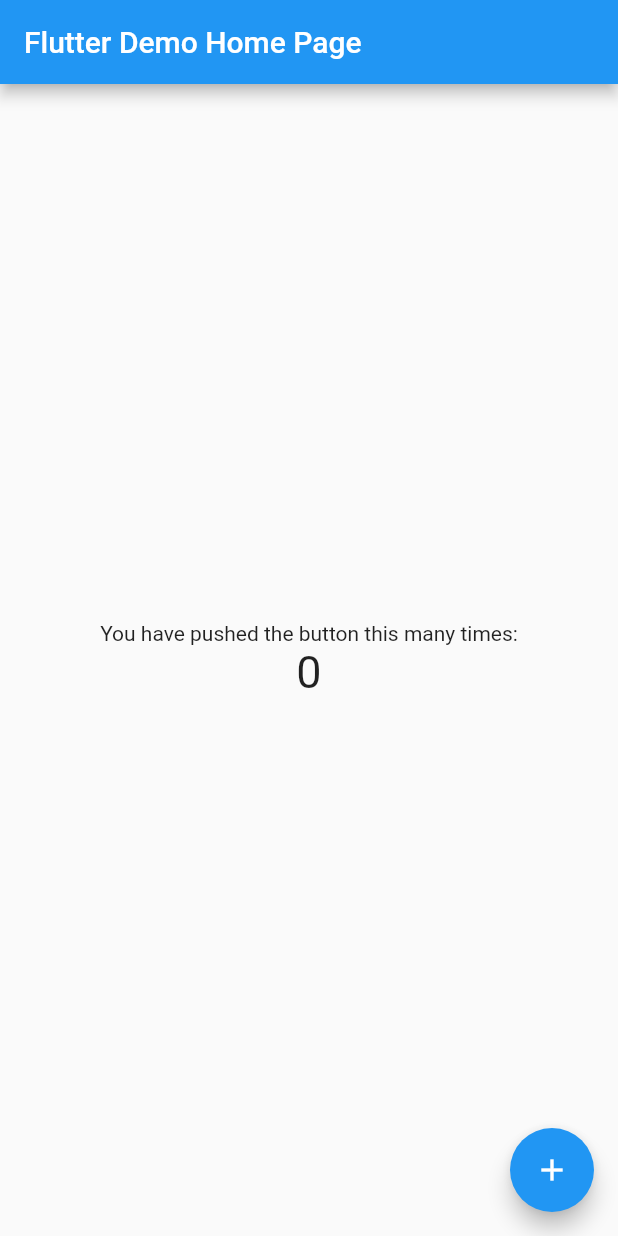
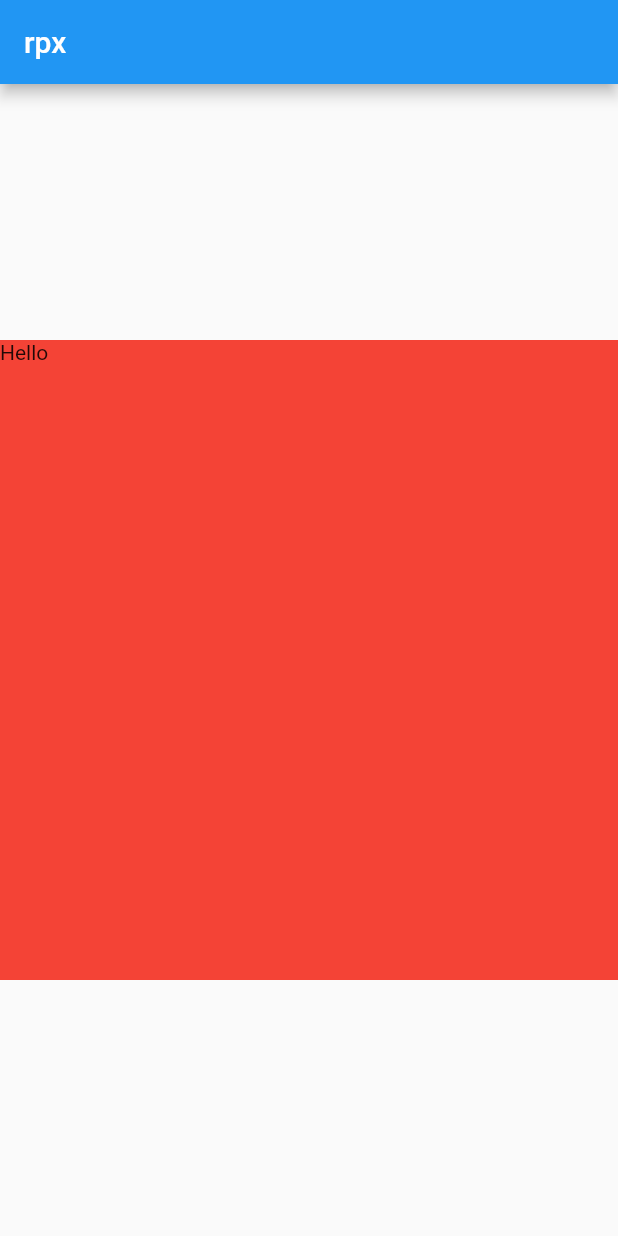
Before and after one commit to saintsichou/Flutter_demo_dpr, a Flutter app: the screen it shows after launch, on a phone screen of 412 x 824 dp. Run offline on Flutter 3.47's test engine with Material 2 defaults, Android fonts, the phone set to English and light mode, and no system bars.

Commit message:
屏幕适配

```diff
--- a/lib/fit/index.dart
+++ b/lib/fit/index.dart
@@ -1,14 +1,16 @@
 import 'dart:ui';
 
-class MyBoxFit{
+class MyBoxFit {
   static double physicalWidth;
   static double physicalHeight;
   static double dpr;
   static double width;
   static double height;
   static double status;
+  static double rpx;
+  static double px;
 
-  static void initatal(){
+  static void initatal({double standardSize = 750}) {
     physicalWidth = window.physicalSize.width;
     physicalHeight = window.physicalSize.height;
 
@@ -19,9 +21,19 @@ class MyBoxFit{
     width = physicalWidth / dpr;
     height = physicalHeight / dpr;
 
-    //4状态栏高度
-    status = window.padding.top /dpr;
+    //4状态栏高度R
+    status = window.padding.top / dpr;
+
+    //5计算rpx大小
+    rpx = width / standardSize;
+    px = width / standardSize * 2;
   }
 
+  static double setRpx(double size) {
+    return rpx * size;
+  }
 
+  static double setPx(double size) {
+    return px * size;
+  }
 }
--- a/lib/main.dart
+++ b/lib/main.dart
@@ -1,8 +1,7 @@
-
 import 'dart:ui';
-
 import 'package:flutter/material.dart';
 import 'fit/index.dart';
+
 void main() => runApp(MyApp());
 
 class MyApp extends StatelessWidget {
@@ -10,71 +9,37 @@ class MyApp extends StatelessWidget {
 
   @override
   Widget build(BuildContext context) {
-     //物理分辨率 physicalSize
-    MyBoxFit.initatal();
-  //手机屏幕大小
-  // MediaQuery.of(context).size.width
+    //物理分辨率 physicalSize
+    MyBoxFit.initatal(standardSize: 750);
+    //手机屏幕大小
+    // MediaQuery.of(context).size.width
     return MaterialApp(
       title: 'Flutter Demo',
       theme: ThemeData(
         primarySwatch: Colors.blue,
       ),
-      home: MyHomePage(title: 'Flutter Demo Home Page'),
+      home: MyHomePage(),
     );
   }
 }
 
-class MyHomePage extends StatefulWidget {
-  MyHomePage({Key key, this.title}) : super(key: key);
-
-  final String title;
+class MyHomePage extends StatelessWidget {
+  const MyHomePage({Key key}) : super(key: key);
 
   @override
-  _MyHomePageState createState() => _MyHomePageState();
-}
-
-class _MyHomePageState extends State<MyHomePage> {
-  int _counter = 0;
-
-  void _incrementCounter() {
-    setState(() {
-      _counter++;
-    });
-  }
-  @override
   Widget build(BuildContext context) {
-  // final width = MediaQuery.of(context).size.width;
-  // final height = MediaQuery.of(context).size.height;
-  // final padding = MediaQuery.of(context).padding.top;
-  // print(width);
-  // print(height);
-  // print(padding);
-  print(MyBoxFit.width);
-
     return Scaffold(
       appBar: AppBar(
-        title: Text(widget.title),
+        title: Text('rpx'),
       ),
       body: Center(
-
-        child: Column(
-          mainAxisAlignment: MainAxisAlignment.center,
-          children: <Widget>[
-            Text(
-              'You have pushed the button this many times:',
-            ),
-            Text(
-              '$_counter',
-              style: TextStyle(fontSize:30),
-            ),
-          ],
-        ),
+        child: Container(
+            width: MyBoxFit.setRpx(400), //400物理像素 750*1334 分辨率
+            height: MyBoxFit.setPx(200), //200pt 逻辑像素 375 * 667 尺寸
+            color: Colors.red,
+            child: Text('Hello')),
       ),
-      floatingActionButton: FloatingActionButton(
-        onPressed: _incrementCounter,
-        tooltip: 'Increment',
-        child: Icon(Icons.add),
-      ), // This trailing comma makes auto-formatting nicer for build methods.
+      // This trailing comma makes auto-formatting nicer for build methods.
     );
   }
 }
```
